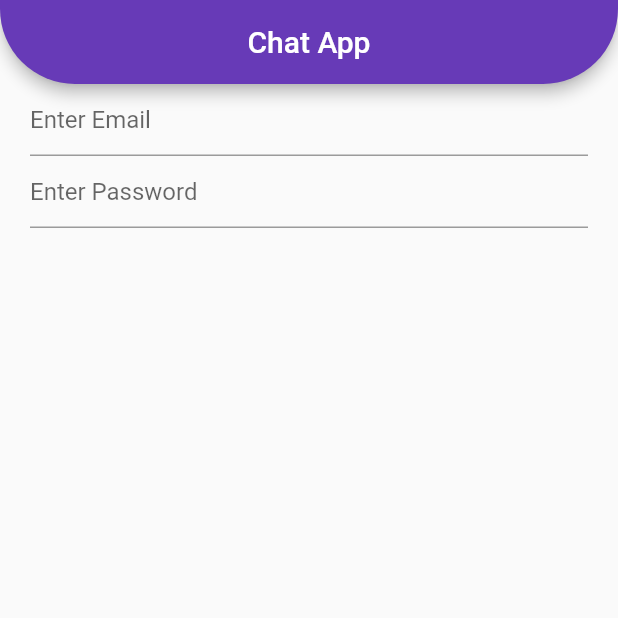
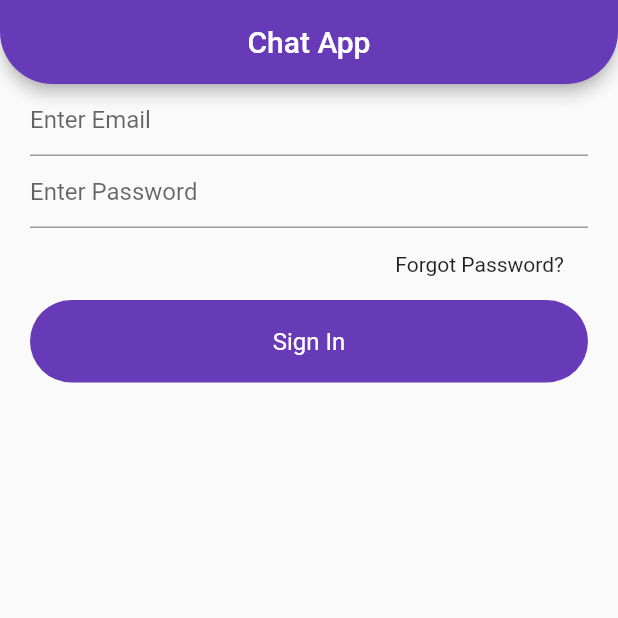
Before and after one commit to Harshil-V/chat-app, a Flutter app: the screen it shows after launch, on a phone screen of 412 x 824 dp, the top half of it. Run offline on Flutter 3.47's test engine with Material 2 defaults, Android fonts, the phone set to English and light mode, and no system bars.

Commit message:
added  a forgot password section and created a button for sign in

```diff
--- a/chat_app/lib/views/sign_in.dart
+++ b/chat_app/lib/views/sign_in.dart
@@ -19,6 +19,30 @@ class _SignInState extends State<SignIn> {
            ),
          TextField(autocorrect: true,
          decoration: textFieldInputDecorations("Enter Password"),
+         ),
+         SizedBox(height: 8,),
+         Container(
+           alignment: Alignment.centerRight,
+           child: Container(
+             padding: EdgeInsets.symmetric(horizontal: 16, vertical: 8),
+             child: Text("Forgot Password?"),
+            ),
+         ),
+         SizedBox(height: 8,),
+         Container(
+
+           alignment: Alignment.center,
+           width: MediaQuery.of(context).size.width,
+           padding: EdgeInsets.symmetric(vertical: 18),
+           decoration: BoxDecoration(
+             borderRadius:BorderRadius.circular(30),
+             color: Colors.deepPurple,
+           ),
+           child: Text("Sign In", style: TextStyle(
+             color: Colors.white,
+             fontSize: 16
+           ),
+           ),
          )
        ],),
      ),
--- a/chat_app/lib/widgets/widgets.dart
+++ b/chat_app/lib/widgets/widgets.dart
@@ -5,7 +5,7 @@ Widget appBarMain(BuildContext context) {
     centerTitle: true,
     title: Text("Chat App"),
     shape: RoundedRectangleBorder(
-        borderRadius: BorderRadius.vertical(bottom: Radius.circular(50))),
+        borderRadius: BorderRadius.vertical(bottom: Radius.circular(35))),
   );
 } //widget
 
```
